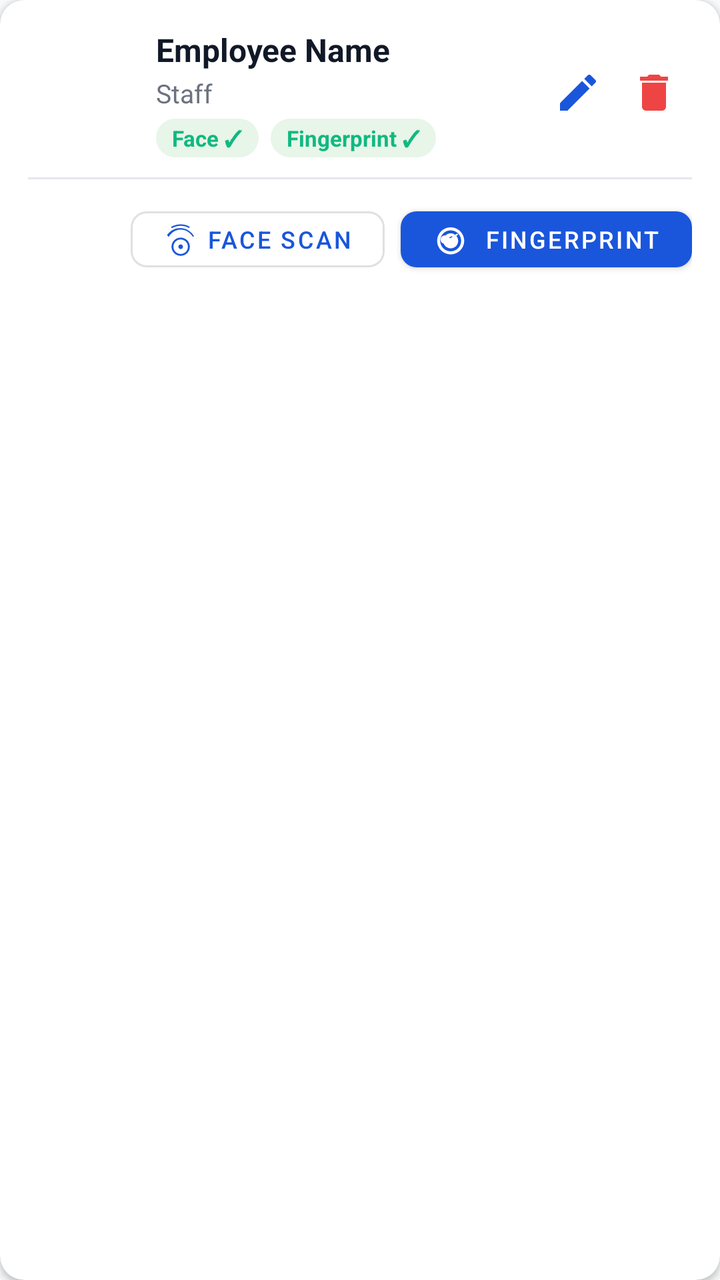
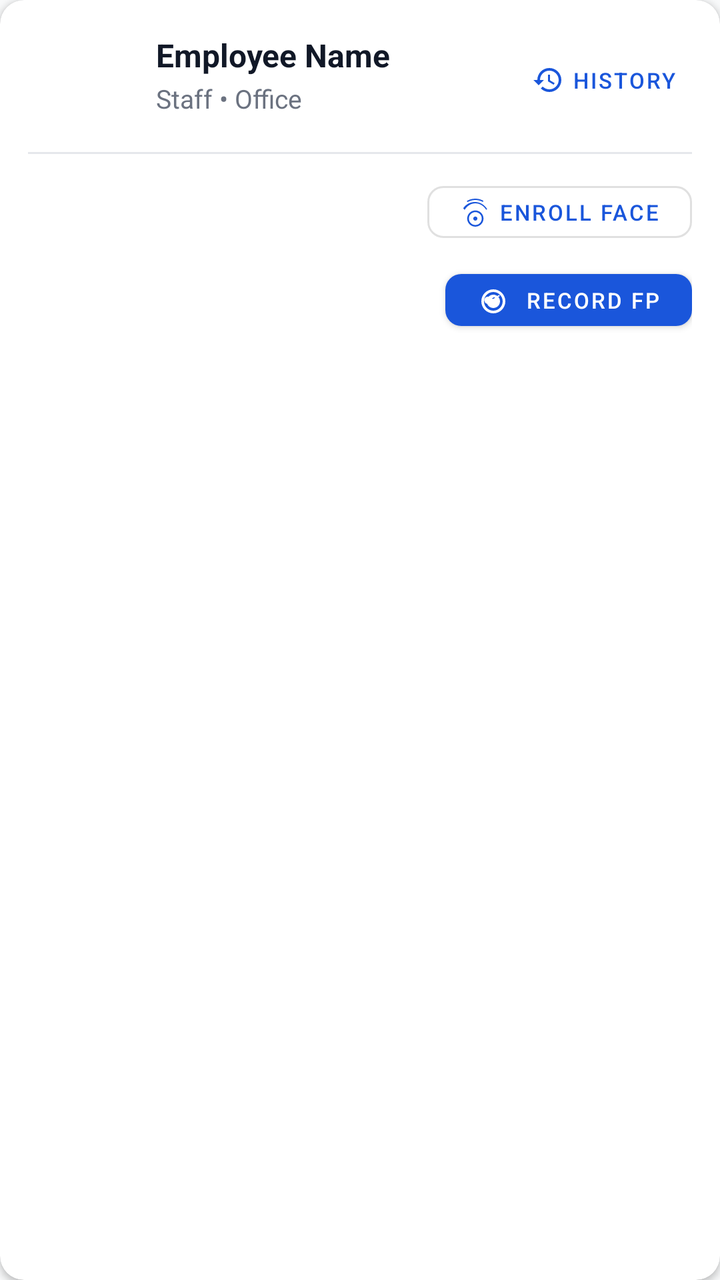

An Android layout rendered at two revisions. The XML below is the earlier revision; the diff shows what the commit changed to produce the second picture.
<!-- AndroidManifest.xml: application theme Theme.VGTCTerminal -->
<!-- res/layout/item_employee_enroll.xml -->
<?xml version="1.0" encoding="utf-8"?>
<androidx.cardview.widget.CardView
    xmlns:android="http://schemas.android.com/apk/res/android"
    xmlns:app="http://schemas.android.com/apk/res-auto"
    android:layout_width="match_parent"
    android:layout_height="wrap_content"
    android:layout_marginHorizontal="12dp"
    android:layout_marginVertical="6dp"
    app:cardCornerRadius="12dp"
    app:cardElevation="2dp"
    app:cardBackgroundColor="@color/surface_card">

    <LinearLayout
        android:layout_width="match_parent"
        android:layout_height="wrap_content"
        android:orientation="vertical"
        android:padding="14dp">

        <LinearLayout
            android:layout_width="match_parent"
            android:layout_height="wrap_content"
            android:orientation="horizontal"
            android:gravity="center_vertical">

            <ImageView
                android:id="@+id/ivAvatar"
                android:layout_width="52dp"
                android:layout_height="52dp"
                android:src="@drawable/ic_person_placeholder"
                android:contentDescription="Photo" />

            <LinearLayout
                android:layout_width="0dp"
                android:layout_height="wrap_content"
                android:layout_weight="1"
                android:layout_marginStart="12dp"
                android:orientation="vertical">

                <TextView
                    android:id="@+id/tvName"
                    android:layout_width="wrap_content"
                    android:layout_height="wrap_content"
                    android:text="Employee Name"
                    android:textSize="16sp"
                    android:textStyle="bold"
                    android:textColor="@color/text_primary" />

                <TextView
                    android:id="@+id/tvType"
                    android:layout_width="wrap_content"
                    android:layout_height="wrap_content"
                    android:text="Staff"
                    android:textSize="13sp"
                    android:textColor="@color/text_secondary"
                    android:layout_marginTop="2dp" />

                
                <LinearLayout
                    android:layout_width="wrap_content"
                    android:layout_height="wrap_content"
                    android:orientation="horizontal"
                    android:layout_marginTop="4dp">

                    <TextView
                        android:id="@+id/badgeFace"
                        android:layout_width="wrap_content"
                        android:layout_height="wrap_content"
                        android:text="Face ✓"
                        android:textSize="11sp"
                        android:textStyle="bold"
                        android:textColor="@color/green_online"
                        android:background="@drawable/chip_rounded"
                        android:backgroundTint="#E8F5E9"
                        android:paddingHorizontal="8dp"
                        android:paddingVertical="2dp"
                        android:layout_marginEnd="6dp" />

                    <TextView
                        android:id="@+id/badgeFingerprint"
                        android:layout_width="wrap_content"
                        android:layout_height="wrap_content"
                        android:text="Fingerprint ✓"
                        android:textSize="11sp"
                        android:textStyle="bold"
                        android:textColor="@color/green_online"
                        android:background="@drawable/chip_rounded"
                        android:backgroundTint="#E8F5E9"
                        android:paddingHorizontal="8dp"
                        android:paddingVertical="2dp" />

                    <TextView
                        android:id="@+id/badgeVehicle"
                        android:layout_width="wrap_content"
                        android:layout_height="wrap_content"
                        android:text="🚛 HR55AB1234"
                        android:textSize="11sp"
                        android:textStyle="bold"
                        android:textColor="@color/primary"
                        android:background="@drawable/chip_rounded"
                        android:backgroundTint="#EDE7F6"
                        android:paddingHorizontal="8dp"
                        android:paddingVertical="2dp"
                        android:layout_marginStart="6dp"
                        android:visibility="gone" />
                </LinearLayout>
            </LinearLayout>

            
            <ImageButton
                android:id="@+id/btnEdit"
                android:layout_width="38dp"
                android:layout_height="38dp"
                android:src="@drawable/ic_edit"
                android:tint="@color/primary"
                android:background="?attr/selectableItemBackgroundBorderless"
                android:contentDescription="Edit" />

            
            <ImageButton
                android:id="@+id/btnDelete"
                android:layout_width="38dp"
                android:layout_height="38dp"
                android:src="@drawable/ic_delete"
                android:tint="#EF4444"
                android:background="?attr/selectableItemBackgroundBorderless"
                android:contentDescription="Delete" />
        </LinearLayout>

        <View
            android:layout_width="match_parent"
            android:layout_height="1dp"
            android:background="@color/divider"
            android:layout_marginVertical="10dp" />

        
        <LinearLayout
            android:layout_width="match_parent"
            android:layout_height="wrap_content"
            android:orientation="horizontal"
            android:gravity="end">

            <com.google.android.material.button.MaterialButton
                android:id="@+id/btnEnrollFace"
                style="@style/Widget.MaterialComponents.Button.OutlinedButton"
                android:layout_width="wrap_content"
                android:layout_height="40dp"
                android:text="Face Scan"
                android:textSize="12sp"
                app:icon="@drawable/ic_face_scan"
                app:iconSize="18dp"
                app:cornerRadius="8dp"
                android:layout_marginEnd="8dp" />

            <com.google.android.material.button.MaterialButton
                android:id="@+id/btnEnrollFingerprint"
                android:layout_width="wrap_content"
                android:layout_height="40dp"
                android:text="Fingerprint"
                android:textSize="12sp"
                app:icon="@drawable/ic_fingerprint"
                app:iconSize="18dp"
                app:cornerRadius="8dp"
                app:backgroundTint="@color/primary"
                android:textColor="@color/white" />
        </LinearLayout>
    </LinearLayout>
</androidx.cardview.widget.CardView>
<!-- resources referenced by this layout -->
<resources>
  <color name="divider">#E5E7EB</color>
  <color name="green_online">#10B981</color>
  <color name="primary">#1A56DB</color>
  <color name="surface_card">#FFFFFF</color>
  <color name="text_primary">#111827</color>
  <color name="text_secondary">#6B7280</color>
  <color name="white">#FFFFFF</color>
  <!-- drawable chip_rounded (drawable) -->
  <?xml version="1.0" encoding="utf-8"?>
  <shape xmlns:android="http://schemas.android.com/apk/res/android"
      android:shape="rectangle">
      <corners android:radius="24dp" />
  </shape>
  <!-- drawable ic_delete (drawable) -->
  <vector xmlns:android="http://schemas.android.com/apk/res/android"
      android:width="24dp"
      android:height="24dp"
      android:viewportWidth="24"
      android:viewportHeight="24">
      <path
          android:fillColor="#FFFFFFFF"
          android:pathData="M6,19c0,1.1 0.9,2 2,2h8c1.1,0 2,-0.9 2,-2V7H6v12zM19,4h-3.5l-1,-1h-5l-1,1H5v2h14V4z"/>
  </vector>
  <!-- drawable ic_edit (drawable) -->
  <vector xmlns:android="http://schemas.android.com/apk/res/android"
      android:width="24dp"
      android:height="24dp"
      android:viewportWidth="24"
      android:viewportHeight="24">
      <path
          android:fillColor="#FFFFFFFF"
          android:pathData="M3,17.25V21h3.75L17.81,9.94l-3.75,-3.75L3,17.25zM20.71,7.04c0.39,-0.39 0.39,-1.02 0,-1.41l-2.34,-2.34c-0.39,-0.39 -1.02,-0.39 -1.41,0l-1.83,1.83 3.75,3.75 1.83,-1.83z"/>
  </vector>
  <!-- drawable ic_fingerprint (drawable) -->
  <vector xmlns:android="http://schemas.android.com/apk/res/android"
      android:width="24dp" android:height="24dp"
      android:viewportWidth="24" android:viewportHeight="24">
      <path android:fillColor="#FF000000"
          android:pathData="M17,13c0,2.76-2.24,5-5,5s-5,-2.24-5,-5c0,-2.76,2.24,-5,5,-5s5,2.24,5,5zM12,4c-4.97,0-9,4.03-9,9s4.03,9 9,9 9,-4.03 9,-9-4.03,-9-9,-9zM12,20c-3.86,0-7,-3.14-7,-7s3.14,-7 7,-7 7,3.14 7,7-3.14,7-7,7zM12,10.4c-0.38,0-0.71,0.14-0.97,0.36l-1.97,-1.12c0.5,-0.72 1.31,-1.18 2.94,-1.24V8h1v0.4c0.66,0.06 1.23,0.31 1.71,0.72l1.71,-0.97 0.5,0.87-1.69,0.96c0.17,0.32 0.27,0.68 0.27,1.06l-0.02,0.06h-2.16c0.04,-0.13 0.08,-0.27 0.08,-0.42 0,-0.35-0.14,-0.66-0.37,-0.89-0.25-0.25-0.58-0.4-0.9-0.4-0.72,0-1.3,0.58-1.3,1.3 0,0.48 0.25,0.89 0.61,1.13l2.08,1.18c0.2-0.63 0.77-1.1 1.47-1.1 0.84,0 1.52,0.68 1.52,1.52s-0.68,1.52-1.52,1.52c-0.66,0-1.22-0.42-1.44-1.01L10.1,14c-0.5,0.58-1.24,0.94-2.09,0.94-1.52,0-2.75-1.23-2.75-2.75S6.49,9.44 8.01,9.44c0.72,0 1.37,0.28 1.86,0.73l1.97,1.12c0.32-0.41 0.78-0.69 1.3-0.76V10h-1.14z"/>
  </vector>
  <!-- drawable ic_person_placeholder (drawable) -->
  <vector xmlns:android="http://schemas.android.com/apk/res/android"
      android:width="24dp" android:height="24dp"
      android:viewportWidth="24" android:viewportHeight="24">
      <path android:fillColor="@android:color/white"
          android:pathData="M12,12c2.21,0,4-1.79,4-4s-1.79-4-4-4-4,1.79-4,4 1.79,4 4,4zm0,2c-2.67,0-8,1.34-8,4v2h16v-2c0-2.66-5.33-4-8-4z"/>
  </vector>
  <style name="Theme.VGTCTerminal" parent="Theme.MaterialComponents.Light.NoActionBar">
          <item name="colorPrimary">@color/primary</item>
          <item name="colorPrimaryVariant">@color/primary_dark</item>
          <item name="colorOnPrimary">@color/white</item>
          <item name="android:windowBackground">@color/bg_main</item>
          <item name="android:statusBarColor">@color/bg_main</item>
          <item name="android:navigationBarColor">@color/bg_main</item>
          <item name="android:windowLightStatusBar">true</item>
      </style>
  <color name="primary_dark">#1A3A6E</color>
  <color name="bg_main">#F8F9FA</color>
  <!-- unchanged entries left out for length: 1 -->
</resources>

<!-- the commit's change to res/layout/item_employee_enroll.xml (unified diff, before → after) -->
@@ -6,6 +6,9 @@
     android:layout_height="wrap_content"
     android:layout_marginHorizontal="12dp"
     android:layout_marginVertical="6dp"
+    android:foreground="?attr/selectableItemBackground"
+    android:clickable="true"
+    android:focusable="true"
     app:cardCornerRadius="12dp"
     app:cardElevation="2dp"
     app:cardBackgroundColor="@color/surface_card">
@@ -16,6 +19,7 @@
         android:orientation="vertical"
         android:padding="14dp">
 
+        
         <LinearLayout
             android:layout_width="match_parent"
             android:layout_height="wrap_content"
@@ -45,11 +49,12 @@
                     android:textStyle="bold"
                     android:textColor="@color/text_primary" />
 
+                
                 <TextView
                     android:id="@+id/tvType"
                     android:layout_width="wrap_content"
                     android:layout_height="wrap_content"
-                    android:text="Staff"
+                    android:text="Staff • Office"
                     android:textSize="13sp"
                     android:textColor="@color/text_secondary"
                     android:layout_marginTop="2dp" />
@@ -59,13 +64,13 @@
                     android:layout_width="wrap_content"
                     android:layout_height="wrap_content"
                     android:orientation="horizontal"
-                    android:layout_marginTop="4dp">
+                    android:layout_marginTop="5dp">
 
                     <TextView
                         android:id="@+id/badgeFace"
                         android:layout_width="wrap_content"
                         android:layout_height="wrap_content"
-                        android:text="Face ✓"
+                        android:text="Face AI &#x2713;"
                         android:textSize="11sp"
                         android:textStyle="bold"
                         android:textColor="@color/green_online"
@@ -73,26 +78,28 @@
                         android:backgroundTint="#E8F5E9"
                         android:paddingHorizontal="8dp"
                         android:paddingVertical="2dp"
-                        android:layout_marginEnd="6dp" />
+                        android:layout_marginEnd="6dp"
+                        android:visibility="gone" />
 
                     <TextView
                         android:id="@+id/badgeFingerprint"
                         android:layout_width="wrap_content"
                         android:layout_height="wrap_content"
-                        android:text="Fingerprint ✓"
+                        android:text="Fingerprint &#x2713;"
                         android:textSize="11sp"
                         android:textStyle="bold"
                         android:textColor="@color/green_online"
                         android:background="@drawable/chip_rounded"
                         android:backgroundTint="#E8F5E9"
                         android:paddingHorizontal="8dp"
-                        android:paddingVertical="2dp" />
+                        android:paddingVertical="2dp"
+                        android:layout_marginEnd="6dp"
+                        android:visibility="gone" />
 
                     <TextView
                         android:id="@+id/badgeVehicle"
                         android:layout_width="wrap_content"
                         android:layout_height="wrap_content"
-                        android:text="🚛 HR55AB1234"
                         android:textSize="11sp"
                         android:textStyle="bold"
                         android:textColor="@color/primary"
@@ -100,30 +107,21 @@
                         android:backgroundTint="#EDE7F6"
                         android:paddingHorizontal="8dp"
                         android:paddingVertical="2dp"
-                        android:layout_marginStart="6dp"
                         android:visibility="gone" />
                 </LinearLayout>
             </LinearLayout>
 
             
-            <ImageButton
-                android:id="@+id/btnEdit"
-                android:layout_width="38dp"
-                android:layout_height="38dp"
-                android:src="@drawable/ic_edit"
-                android:tint="@color/primary"
-                android:background="?attr/selectableItemBackgroundBorderless"
-                android:contentDescription="Edit" />
-
-            
-            <ImageButton
-                android:id="@+id/btnDelete"
-                android:layout_width="38dp"
-                android:layout_height="38dp"
-                android:src="@drawable/ic_delete"
-                android:tint="#EF4444"
-                android:background="?attr/selectableItemBackgroundBorderless"
-                android:contentDescription="Delete" />
+            <com.google.android.material.button.MaterialButton
+                android:id="@+id/btnViewAttendance"
+                style="@style/Widget.MaterialComponents.Button.TextButton"
+                android:layout_width="wrap_content"
+                android:layout_height="36dp"
+                android:text="History"
+                android:textSize="11sp"
+                app:icon="@drawable/ic_history"
+                app:iconSize="16dp"
+                app:cornerRadius="8dp" />
         </LinearLayout>
 
         <View
@@ -137,31 +135,62 @@
             android:layout_width="match_parent"
             android:layout_height="wrap_content"
             android:orientation="horizontal"
-            android:gravity="end">
+            android:gravity="end"
+            android:layout_marginBottom="6dp">
+
+            <com.google.android.material.button.MaterialButton
+                android:id="@+id/btnClearFace"
+                style="@style/Widget.MaterialComponents.Button.OutlinedButton"
+                android:layout_width="wrap_content"
+                android:layout_height="38dp"
+                android:text="Clear Face"
+                android:textSize="11sp"
+                app:cornerRadius="8dp"
+                android:layout_marginEnd="8dp"
+                android:visibility="gone" />
 
             <com.google.android.material.button.MaterialButton
                 android:id="@+id/btnEnrollFace"
                 style="@style/Widget.MaterialComponents.Button.OutlinedButton"
                 android:layout_width="wrap_content"
-                android:layout_height="40dp"
-                android:text="Face Scan"
-                android:textSize="12sp"
+                android:layout_height="38dp"
+                android:text="Enroll Face"
+                android:textSize="11sp"
                 app:icon="@drawable/ic_face_scan"
-                app:iconSize="18dp"
+                app:iconSize="16dp"
+                app:cornerRadius="8dp" />
+        </LinearLayout>
+
+        
+        <LinearLayout
+            android:layout_width="match_parent"
+            android:layout_height="wrap_content"
+            android:orientation="horizontal"
+            android:gravity="end">
+
+            <com.google.android.material.button.MaterialButton
+                android:id="@+id/btnClearFingerprint"
+                style="@style/Widget.MaterialComponents.Button.OutlinedButton"
+                android:layout_width="wrap_content"
+                android:layout_height="38dp"
+                android:text="Clear FP"
+                android:textSize="11sp"
                 app:cornerRadius="8dp"
-                android:layout_marginEnd="8dp" />
+                android:layout_marginEnd="8dp"
+                android:visibility="gone" />
 
             <com.google.android.material.button.MaterialButton
                 android:id="@+id/btnEnrollFingerprint"
                 android:layout_width="wrap_content"
-                android:layout_height="40dp"
-                android:text="Fingerprint"
-                android:textSize="12sp"
+                android:layout_height="38dp"
+                android:text="Record FP"
+                android:textSize="11sp"
                 app:icon="@drawable/ic_fingerprint"
-                app:iconSize="18dp"
+                app:iconSize="16dp"
                 app:cornerRadius="8dp"
                 app:backgroundTint="@color/primary"
                 android:textColor="@color/white" />
         </LinearLayout>
+
     </LinearLayout>
 </androidx.cardview.widget.CardView>
<!-- resource entries referenced after the edit -->
@@ -13,32 +13,22 @@
       android:shape="rectangle">
       <corners android:radius="24dp" />
   </shape>
-  <!-- drawable ic_delete (drawable) -->
+  <!-- drawable ic_fingerprint (drawable) -->
+  <vector xmlns:android="http://schemas.android.com/apk/res/android"
+      android:width="24dp" android:height="24dp"
+      android:viewportWidth="24" android:viewportHeight="24">
+      <path android:fillColor="#FF000000"
+          android:pathData="M17,13c0,2.76-2.24,5-5,5s-5,-2.24-5,-5c0,-2.76,2.24,-5,5,-5s5,2.24,5,5zM12,4c-4.97,0-9,4.03-9,9s4.03,9 9,9 9,-4.03 9,-9-4.03,-9-9,-9zM12,20c-3.86,0-7,-3.14-7,-7s3.14,-7 7,-7 7,3.14 7,7-3.14,7-7,7zM12,10.4c-0.38,0-0.71,0.14-0.97,0.36l-1.97,-1.12c0.5,-0.72 1.31,-1.18 2.94,-1.24V8h1v0.4c0.66,0.06 1.23,0.31 1.71,0.72l1.71,-0.97 0.5,0.87-1.69,0.96c0.17,0.32 0.27,0.68 0.27,1.06l-0.02,0.06h-2.16c0.04,-0.13 0.08,-0.27 0.08,-0.42 0,-0.35-0.14,-0.66-0.37,-0.89-0.25-0.25-0.58-0.4-0.9-0.4-0.72,0-1.3,0.58-1.3,1.3 0,0.48 0.25,0.89 0.61,1.13l2.08,1.18c0.2-0.63 0.77-1.1 1.47-1.1 0.84,0 1.52,0.68 1.52,1.52s-0.68,1.52-1.52,1.52c-0.66,0-1.22-0.42-1.44-1.01L10.1,14c-0.5,0.58-1.24,0.94-2.09,0.94-1.52,0-2.75-1.23-2.75-2.75S6.49,9.44 8.01,9.44c0.72,0 1.37,0.28 1.86,0.73l1.97,1.12c0.32-0.41 0.78-0.69 1.3-0.76V10h-1.14z"/>
+  </vector>
+  <!-- drawable ic_history (drawable) -->
   <vector xmlns:android="http://schemas.android.com/apk/res/android"
       android:width="24dp"
       android:height="24dp"
       android:viewportWidth="24"
       android:viewportHeight="24">
       <path
-          android:fillColor="#FFFFFFFF"
-          android:pathData="M6,19c0,1.1 0.9,2 2,2h8c1.1,0 2,-0.9 2,-2V7H6v12zM19,4h-3.5l-1,-1h-5l-1,1H5v2h14V4z"/>
-  </vector>
-  <!-- drawable ic_edit (drawable) -->
-  <vector xmlns:android="http://schemas.android.com/apk/res/android"
-      android:width="24dp"
-      android:height="24dp"
-      android:viewportWidth="24"
-      android:viewportHeight="24">
-      <path
-          android:fillColor="#FFFFFFFF"
-          android:pathData="M3,17.25V21h3.75L17.81,9.94l-3.75,-3.75L3,17.25zM20.71,7.04c0.39,-0.39 0.39,-1.02 0,-1.41l-2.34,-2.34c-0.39,-0.39 -1.02,-0.39 -1.41,0l-1.83,1.83 3.75,3.75 1.83,-1.83z"/>
-  </vector>
-  <!-- drawable ic_fingerprint (drawable) -->
-  <vector xmlns:android="http://schemas.android.com/apk/res/android"
-      android:width="24dp" android:height="24dp"
-      android:viewportWidth="24" android:viewportHeight="24">
-      <path android:fillColor="#FF000000"
-          android:pathData="M17,13c0,2.76-2.24,5-5,5s-5,-2.24-5,-5c0,-2.76,2.24,-5,5,-5s5,2.24,5,5zM12,4c-4.97,0-9,4.03-9,9s4.03,9 9,9 9,-4.03 9,-9-4.03,-9-9,-9zM12,20c-3.86,0-7,-3.14-7,-7s3.14,-7 7,-7 7,3.14 7,7-3.14,7-7,7zM12,10.4c-0.38,0-0.71,0.14-0.97,0.36l-1.97,-1.12c0.5,-0.72 1.31,-1.18 2.94,-1.24V8h1v0.4c0.66,0.06 1.23,0.31 1.71,0.72l1.71,-0.97 0.5,0.87-1.69,0.96c0.17,0.32 0.27,0.68 0.27,1.06l-0.02,0.06h-2.16c0.04,-0.13 0.08,-0.27 0.08,-0.42 0,-0.35-0.14,-0.66-0.37,-0.89-0.25-0.25-0.58-0.4-0.9-0.4-0.72,0-1.3,0.58-1.3,1.3 0,0.48 0.25,0.89 0.61,1.13l2.08,1.18c0.2-0.63 0.77-1.1 1.47-1.1 0.84,0 1.52,0.68 1.52,1.52s-0.68,1.52-1.52,1.52c-0.66,0-1.22-0.42-1.44-1.01L10.1,14c-0.5,0.58-1.24,0.94-2.09,0.94-1.52,0-2.75-1.23-2.75-2.75S6.49,9.44 8.01,9.44c0.72,0 1.37,0.28 1.86,0.73l1.97,1.12c0.32-0.41 0.78-0.69 1.3-0.76V10h-1.14z"/>
+          android:fillColor="@android:color/black"
+          android:pathData="M13,3C8.03,3 4,7.03 4,12H1L4.89,15.89L4.96,16.03L9,12H6C6,8.13 9.13,5 13,5C16.87,5 20,8.13 20,12C20,15.87 16.87,19 13,19C11.07,19 9.32,18.21 8.06,16.94L6.64,18.36C8.27,19.99 10.51,21 13,21C17.97,21 22,16.97 22,12C22,7.03 17.97,3 13,3ZM12,8V13L16.28,15.54L17,14.33L13.5,12.25V8H12Z"/>
   </vector>
   <!-- drawable ic_person_placeholder (drawable) -->
   <vector xmlns:android="http://schemas.android.com/apk/res/android"
